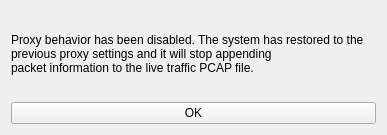
Before: the Qt Designer form UI/ProxyBehaviorDisabledNotification.ui in nhrade/software-2-cerberus5, drawn with Qt 5.
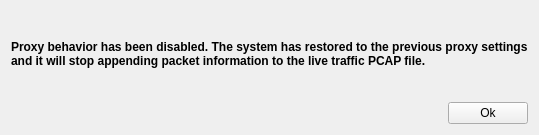
After: the same form once the commit is applied.

Diff of the .ui file:
```diff
--- a/UI/ProxyBehaviorDisabledNotification.ui
+++ b/UI/ProxyBehaviorDisabledNotification.ui
@@ -15,20 +15,38 @@
   </property>
   <layout class="QHBoxLayout" name="horizontalLayout">
    <item>
-    <layout class="QVBoxLayout" name="verticalLayout">
-     <item>
-      <widget class="QLabel" name="label">
-       <property name="text">
-        <string>Proxy behavior has been disabled. The system has restored to the
-previous proxy settings and it will stop appending
-packet information to the live traffic PCAP file.</string>
-       </property>
-      </widget>
-     </item>
-     <item>
+    <layout class="QGridLayout" name="gridLayout">
+     <item row="1" column="1">
       <widget class="QPushButton" name="pushButton">
        <property name="text">
-        <string>OK</string>
+        <string>Ok</string>
+       </property>
+      </widget>
+     </item>
+     <item row="1" column="0">
+      <spacer name="horizontalSpacer">
+       <property name="orientation">
+        <enum>Qt::Horizontal</enum>
+       </property>
+       <property name="sizeHint" stdset="0">
+        <size>
+         <width>40</width>
+         <height>20</height>
+        </size>
+       </property>
+      </spacer>
+     </item>
+     <item row="0" column="0" colspan="2">
+      <widget class="QLabel" name="label">
+       <property name="font">
+        <font>
+         <weight>75</weight>
+         <bold>true</bold>
+        </font>
+       </property>
+       <property name="text">
+        <string>Proxy behavior has been disabled. The system has restored to the previous proxy settings
+and it will stop appending packet information to the live traffic PCAP file.</string>
        </property>
       </widget>
      </item>
```
